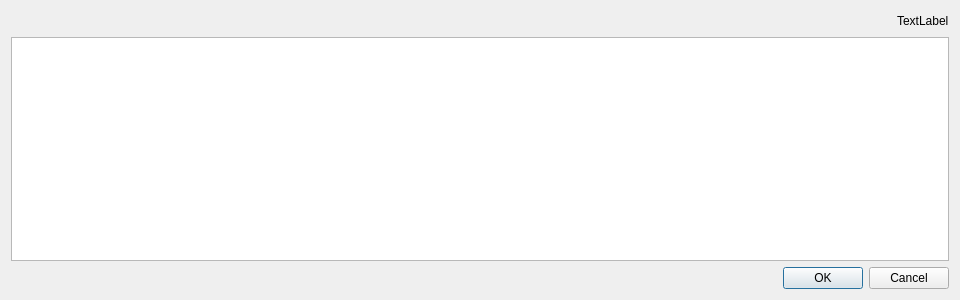
Before: the Qt Designer form mvp/views/datalistform.ui in horvathzoltan/biovitality, drawn with Qt 5.
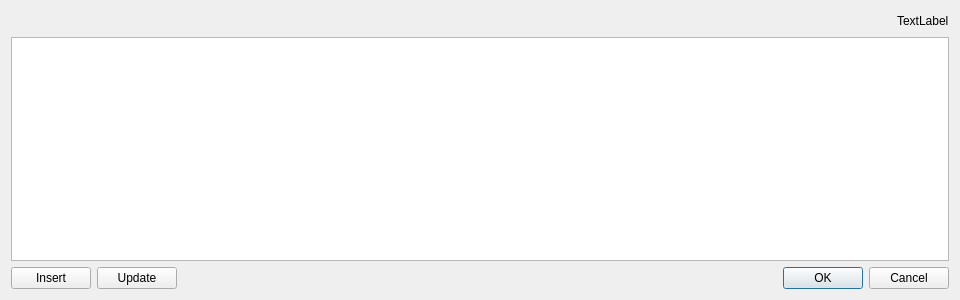
After: the same form once the commit is applied.

```diff
--- a/mvp/views/datalistform.ui
+++ b/mvp/views/datalistform.ui
@@ -52,6 +52,35 @@
     </widget>
    </item>
    <item>
+    <layout class="QHBoxLayout" name="horizontalLayout_2">
+     <item>
+      <widget class="QPushButton" name="pushButton_Insert">
+       <property name="text">
+        <string>Insert</string>
+       </property>
+      </widget>
+     </item>
+     <item>
+      <widget class="QPushButton" name="pushButton_Update">
+       <property name="text">
+        <string>Update</string>
+       </property>
+      </widget>
+     </item>
+     <item>
+      <spacer name="horizontalSpacer_2">
+       <property name="orientation">
+        <enum>Qt::Orientation::Horizontal</enum>
+       </property>
+       <property name="sizeHint" stdset="0">
+        <size>
+         <width>40</width>
+         <height>20</height>
+        </size>
+       </property>
+      </spacer>
+     </item>
+     <item>
     <widget class="QDialogButtonBox" name="buttonBox">
      <property name="orientation">
       <enum>Qt::Orientation::Horizontal</enum>
@@ -60,6 +89,8 @@
       <set>QDialogButtonBox::StandardButton::Cancel|QDialogButtonBox::StandardButton::Ok</set>
      </property>
     </widget>
+     </item>
+    </layout>
    </item>
   </layout>
  </widget>
```
Lines whose indentation alone changed are shown as unchanged.
